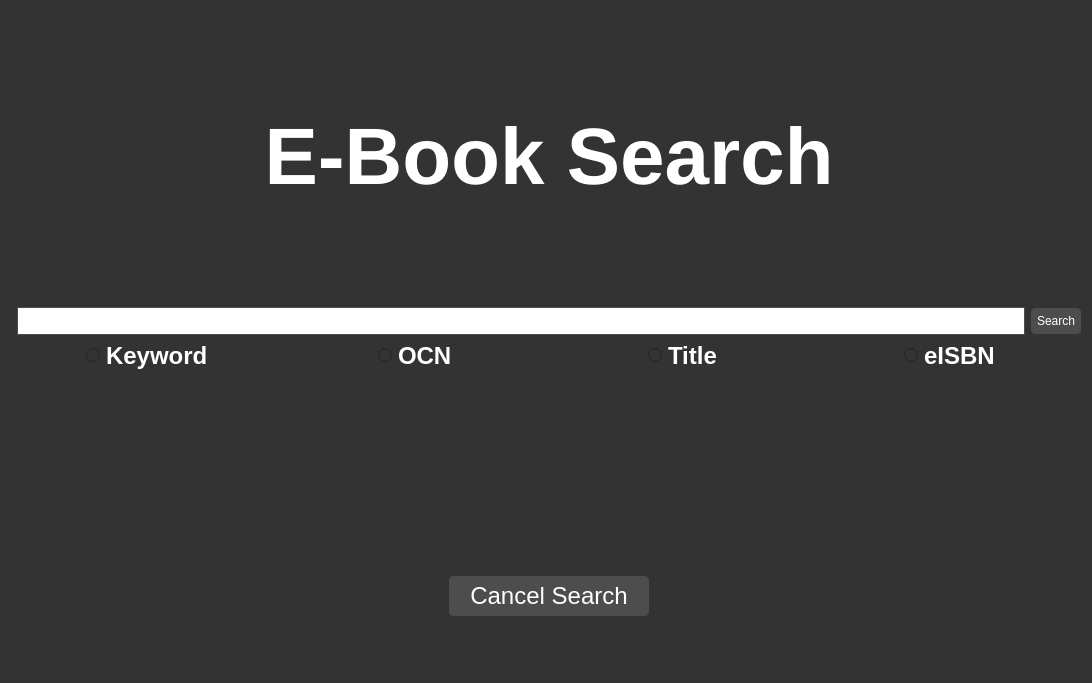
First picture: the form in source/program/driver/features/ui/SearchPage.ui, repository Teky500/Ebook-PR-Application, before the edit.
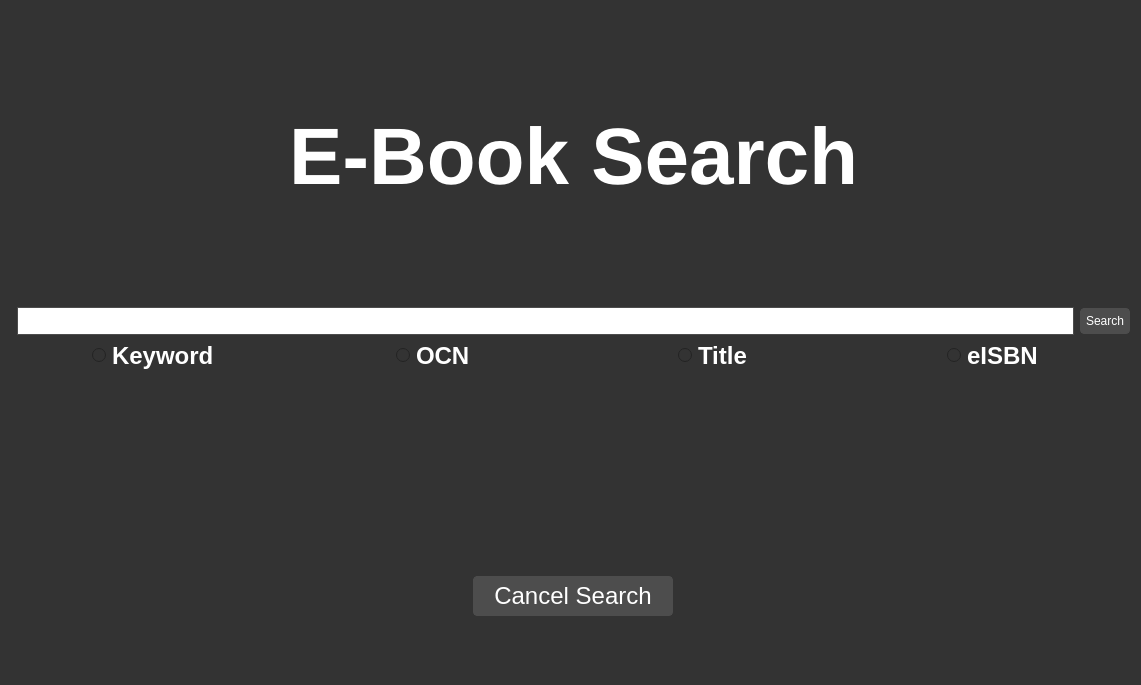
Second picture: the form after the edit.

Commit message: unload page complete - reem

What changed in the file:
```diff
--- a/source/program/driver/features/ui/SearchPage.ui
+++ b/source/program/driver/features/ui/SearchPage.ui
@@ -6,14 +6,20 @@
    <rect>
     <x>0</x>
     <y>0</y>
-    <width>1092</width>
-    <height>683</height>
+    <width>1141</width>
+    <height>685</height>
    </rect>
   </property>
+  <property name="sizePolicy">
+   <sizepolicy hsizetype="Preferred" vsizetype="Preferred">
+    <horstretch>0</horstretch>
+    <verstretch>0</verstretch>
+   </sizepolicy>
+  </property>
   <property name="minimumSize">
    <size>
-    <width>1092</width>
-    <height>683</height>
+    <width>1141</width>
+    <height>685</height>
    </size>
   </property>
   <property name="windowTitle">
```
The commit also changes 6 other files.
